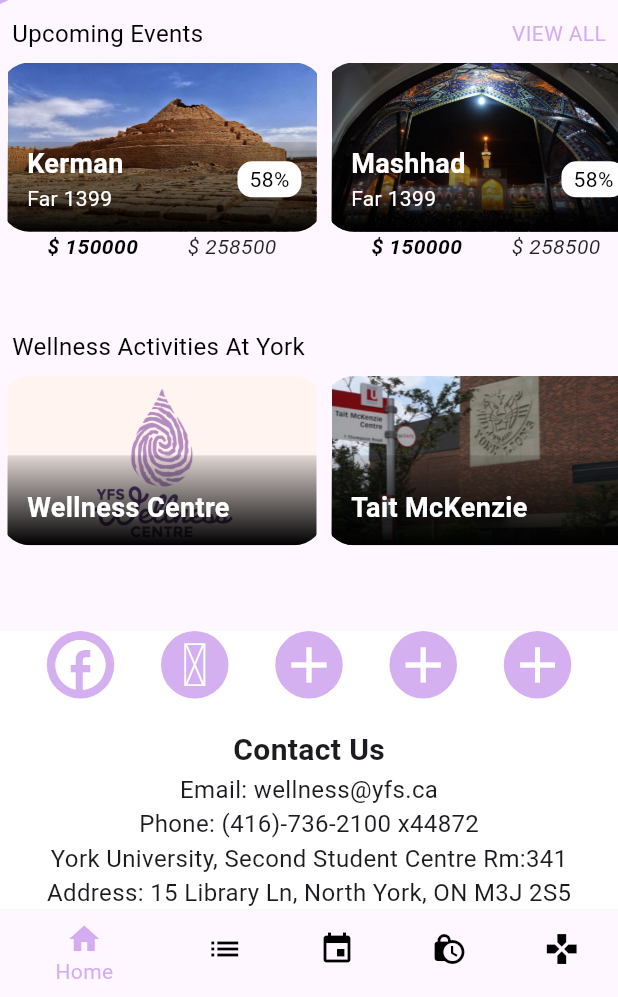
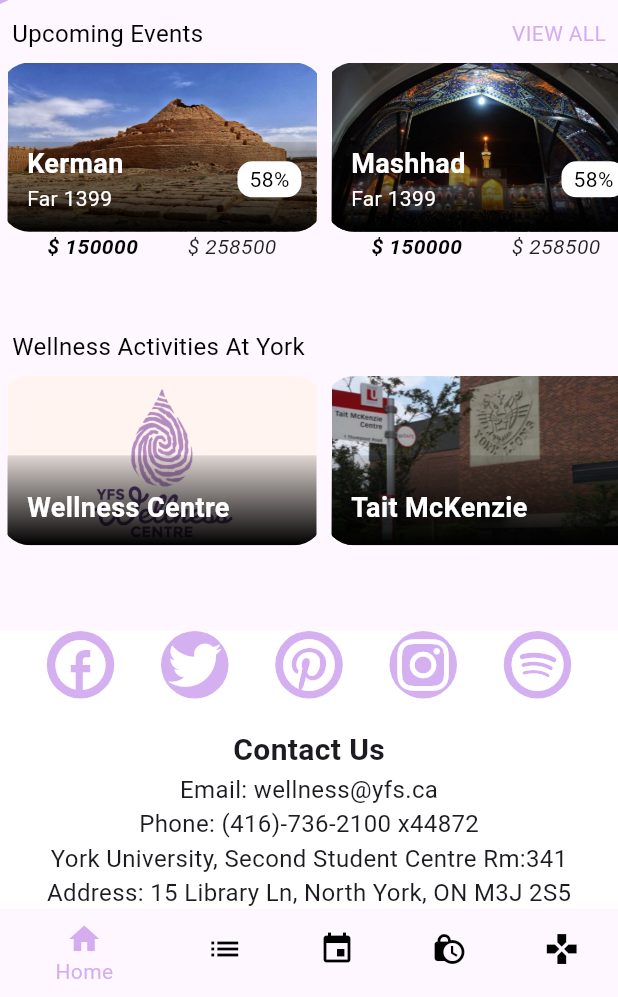
Before and after one commit to EhabHaque/wellness-app-master, a Flutter app: the screen it shows after launch, scrolled down 338 dp, on a phone screen of 412 x 824 dp, the part 239-1236 px from its top. Run offline on Flutter 3.47's test engine with Material 3 defaults, Android fonts, the phone set to English and light mode, and no system bars; our stand-ins replace appwrite, flutter_local_notifications, shared_preferences.

Commit message:
Icons on main page work

```diff
--- a/lib/main.dart
+++ b/lib/main.dart
@@ -551,7 +551,7 @@ class ContactUsContainer extends StatelessWidget {
                 },
               ),
               CircularButton(
-                icon: Icons.add,
+                icon: CustomIcons.pinterest_circled,
                 onPressed: () {
                   launch('https://www.pinterest.ca/YFSWellness/');
                   // Handle Spotify button press
@@ -559,7 +559,7 @@ class ContactUsContainer extends StatelessWidget {
                 },
               ),
               CircularButton(
-                icon: Icons.add,
+                icon: CustomIcons.instagram,
                 onPressed: () {
                   launch('https://www.instagram.com/yfswellness');
                   // Handle Instagram button press
@@ -567,7 +567,7 @@ class ContactUsContainer extends StatelessWidget {
                 },
               ),
               CircularButton(
-                icon: Icons.add,
+                icon: CustomIcons.spotify,
                 onPressed: () {
                   launch(
                       'https://open.spotify.com/user/31nzfhtefa7yv6qdzzxth5t5ab7y?si=f698aa73a0e74660&nd=1&dlsi=823dd4afed534aed');
```
Also changed, not shown: pubspec.yaml (+4 -4 lines).
